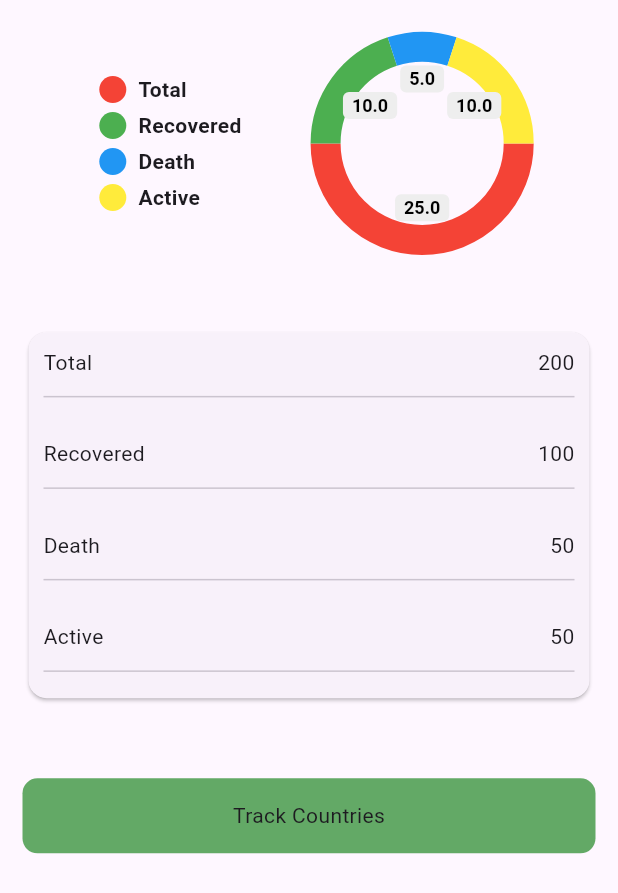
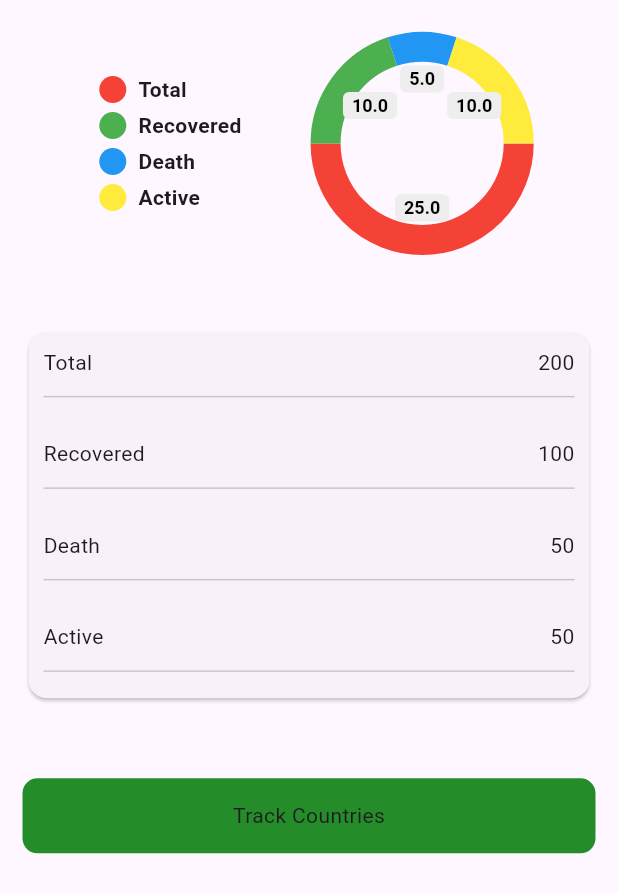
Before and after one commit to HajatAli777/coviedapp, a Flutter app: the screen it shows after launch, on a phone screen of 412 x 824 dp. Shown: the top 893 px of the screen. Run offline on Flutter 3.47's test engine with Material 3 defaults, Android fonts, the phone set to English and light mode, and no system bars; drawn by our look-alikes of pie_chart.

Commit message:
work in apis

```diff
--- a/lib/views/worlds_states.dart
+++ b/lib/views/worlds_states.dart
@@ -80,7 +80,7 @@ class _WorldsStatesState extends State<WorldsStates> with TickerProviderStateMix
             Container(
               height: 50,
               decoration: BoxDecoration(
-                color: const Color.fromARGB(255, 99, 169, 102),
+                color: const Color.fromARGB(255, 36, 141, 41),
                 borderRadius: BorderRadius.circular(10),
               ),
               child: Center(
```
